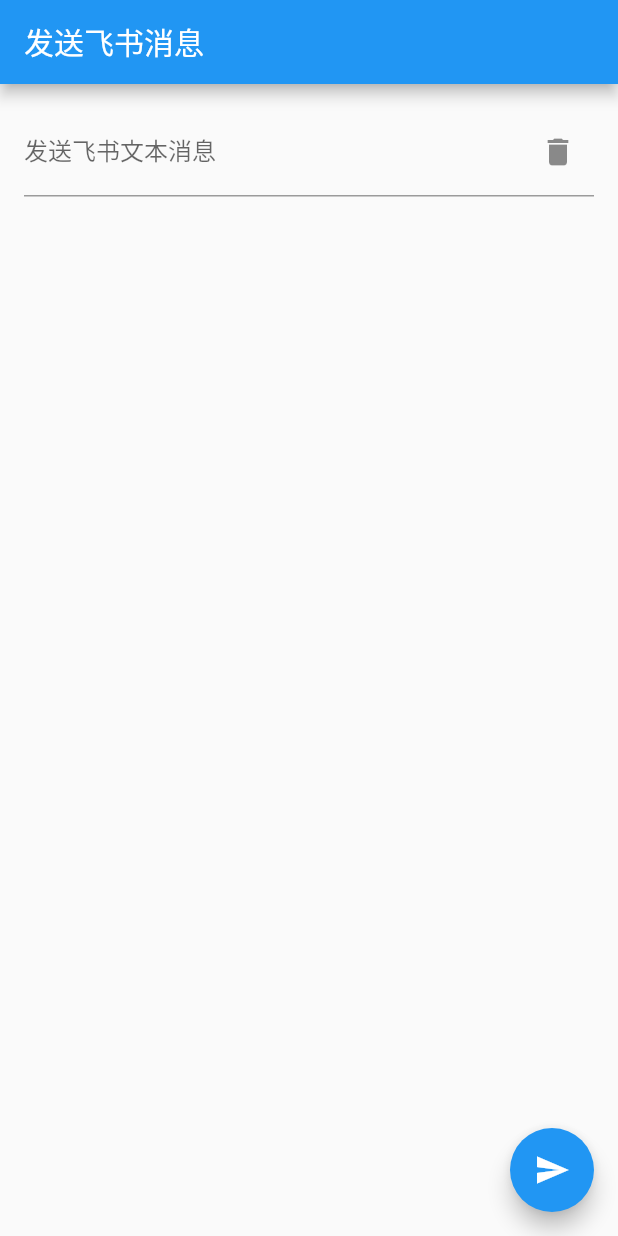
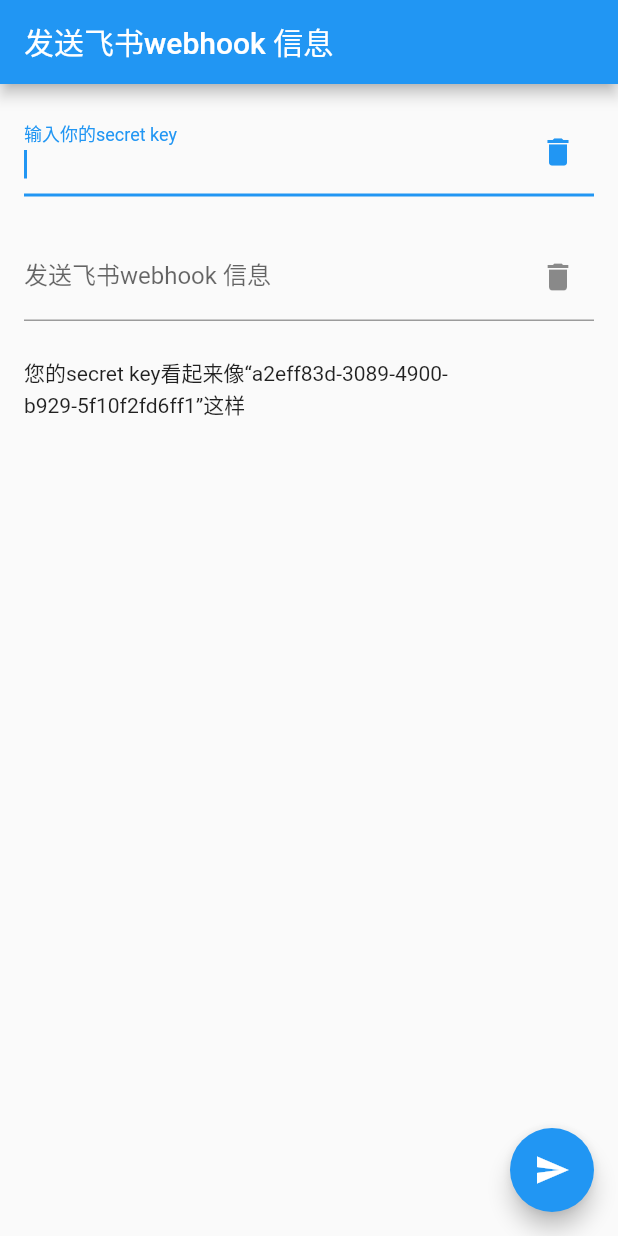
Before and after one commit to qq762538930/feishu_sendmessage, a Flutter app: the screen it shows after launch, on a phone screen of 412 x 824 dp. Run offline on Flutter 3.47's test engine with Material 2 defaults, Android fonts, the phone set to English and light mode, and no system bars.

Commit message:
Update main.dart

```diff
--- a/lib/main.dart
+++ b/lib/main.dart
@@ -1,3 +1,4 @@
+import 'package:flutter/foundation.dart';
 import 'package:flutter/material.dart';
 import 'package:http/http.dart' as http;
 
@@ -12,7 +13,7 @@
   Widget build(BuildContext context) {
     return const MaterialApp(
       debugShowCheckedModeBanner: false,
-      title: 'Retrieve Text Input',
+      title: '发送飞书webhook 信息',
       home: MyCustomForm(),
     );
   }
@@ -30,11 +31,14 @@
   // Create a text controller and use it to retrieve the current value
   // of the TextField.
   TextEditingController myController = TextEditingController();
+  TextEditingController MyKey = TextEditingController();
+  String? tianchongci = "";
 
   @override
   void dispose() {
     // Clean up the controller when the widget is disposed.
     myController.dispose();
+    MyKey.dispose();
     super.dispose();
   }
 
@@ -42,18 +46,39 @@
   Widget build(BuildContext context) {
     return Scaffold(
       appBar: AppBar(
-        title: const Text('发送飞书消息'),
+        title: const Text('发送飞书webhook 信息'),
       ),
       body: Padding(
         padding: const EdgeInsets.all(16.0),
         child: Column(
           crossAxisAlignment: CrossAxisAlignment.start,
           children: [
+            // 此处确定secret
+            TextField(
+              controller: MyKey,
+              autofocus: true,
+              decoration: InputDecoration(
+                labelText: '输入你的secret key',
+                suffixIcon: IconButton(
+                  icon: const Icon(Icons.delete),
+                  onPressed: () {
+                    setState(() {
+                      MyKey.clear();
+                    });
+                    // print(MyKey.text);
+                  },
+                ),
+              ),
+            ),
+            const SizedBox(
+              height: 24,
+            ),
+            // 此处确定需要发送的数据
             Form(
               child: TextField(
                 controller: myController,
                 decoration: InputDecoration(
-                    labelText: '发送飞书文本消息',
+                    labelText: '发送飞书webhook 信息',
                     suffixIcon: IconButton(
                       icon: const Icon(Icons.delete),
                       onPressed: () {
@@ -67,6 +92,18 @@
             const SizedBox(
               height: 24,
             ),
+            const Center(
+              child: Text(
+                  '您的secret key看起来像“a2eff83d-3089-4900-b929-5f10f2fd6ff1”这样'),
+            ),
+            const SizedBox(
+              height: 50,
+            ),
+            Center(
+                child: Text(
+              tianchongci!,
+              style: const TextStyle(),
+            ))
           ],
         ),
       ),
@@ -84,8 +121,26 @@
           //     );
           //   },
           // );
-          sendMessage();
-          // print(myController.text);
+          if (MyKey.text.isEmpty) {
+            setState(() {
+              tianchongci = '缺少secret key发送失败';
+            });
+            // print(tianchongci);
+            // print('secret key为空发送失败');
+          } else {
+            if (myController.text.isEmpty) {
+              // tianchongci='你都还没告诉我，你想要发送什么呢？';
+              setState(() {
+                tianchongci = '你都还没告诉我想要发送什么内容呢？';
+              });
+              // a2eff83d-3089-4900-b929-5f10f2fd6ff1
+              // print(tianchongci);
+              // print('你都还没告诉我，你想要发送什么呢？');
+            } else {
+              sendMessage();
+              // print(myController.text);
+            }
+          }
         },
         tooltip: '发送',
         child: const Icon(Icons.send),
@@ -95,23 +150,45 @@
 
   Future<void> sendMessage() async {
     String data = myController.text;
+    String KeyData = MyKey.text;
+
     var headers = {
       'User-Agent':
-      'Mozilla/5.0 (compatible; MSIE 9.0; Windows Phone OS 7.5; Trident/5.0; IEMobile/9.0; HTC; Titan)'
+          'Mozilla/5.0 (compatible; MSIE 9.0; Windows Phone OS 7.5; Trident/5.0; IEMobile/9.0; HTC; Titan)'
     };
+    // if (kDebugMode) {
+    //   print(KeyData);
+    // }
     var request = http.Request(
         'POST',
         Uri.parse(
-            'https://open.feishu.cn/open-apis/bot/v2/hook/${{ secrets.hook_sercet }}?msg_type=text&content={"text":"$data"}'));
+            'https://open.feishu.cn/open-apis/bot/v2/hook/$KeyData?msg_type=text&content={"text":"$data"}'));
 
     request.headers.addAll(headers);
 
     http.StreamedResponse response = await request.send();
 
-    if (response.statusCode == 200) {
+    // if (response.statusCode == 200) {
+    //   print(response.contentLength);
+    //   setState(() {
+    //     tianchongci = '发送成功了！';
+    //   });
+    //   print(await response.stream.bytesToString());
+    // } else {
+    //   setState(() {
+    //     tianchongci = '不好意思，没发出去哎，要不再试一次吧？';
+    //   });
+
+    if (response.contentLength! <= 80) {
+      setState(() {
+        tianchongci = '发送成功了！';
+      });
       print(await response.stream.bytesToString());
     } else {
-      print(response.reasonPhrase);
+      setState(() {
+        tianchongci = '不好意思，没发出去哎，请检查以下secret key吧';
+      });
+      // print(response.reasonPhrase);
     }
     // print(myController.text);
   }
```
